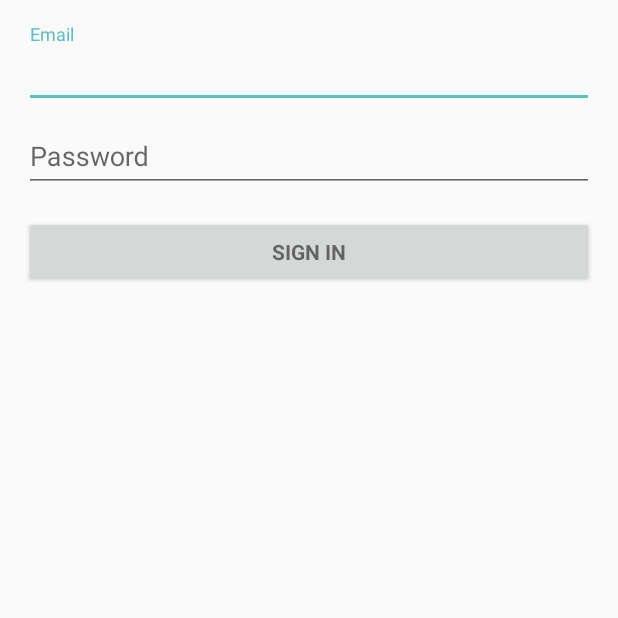
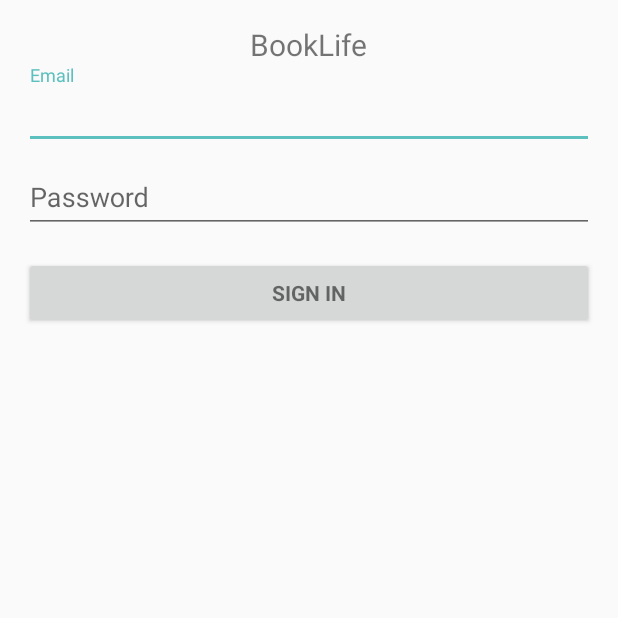
Before and after one commit to futabooo/BookLife, an Android app: the screen it shows after launch (LoginActivity), on a phone screen of 412 x 824 dp, the top half of it. Run offline under Robolectric (Android 15) with nearby library versions, the light colour scheme and no system bars; our stand-ins replace Dagger/Hilt's generated code, RxJava, data binding; libraries missing offline, so code that uses them is left out: com.franmontiel.persistentcookiejar, com.jakewharton.retrofit2; 1 statement that could not run was skipped.

Commit message:
add title view in loginActivity

```diff
--- a/app/src/main/res/layout/activity_login.xml
+++ b/app/src/main/res/layout/activity_login.xml
@@ -23,6 +23,14 @@
         android:layout_marginBottom="8dp"
         android:visibility="gone"
         style="?android:attr/progressBarStyleLarge"
+        />
+
+    <TextView
+        android:layout_width="wrap_content"
+        android:layout_height="wrap_content"
+        android:layout_gravity="center_horizontal"
+        android:text="@string/app_name"
+        android:textSize="@dimen/app_text_size_xlarge"
         />
 
     <ScrollView
```
Also changed, not shown: app/src/main/res/values/dimens.xml (+7 -0 lines).
